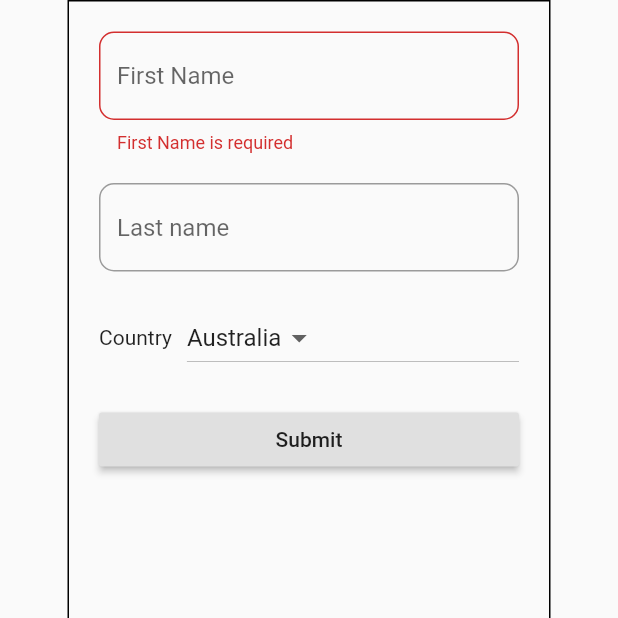
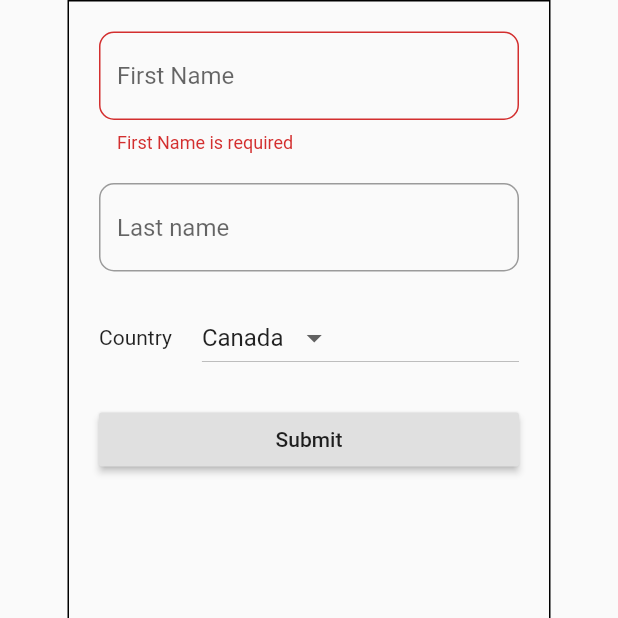
Before and after one commit to qu0cquyen/demo_features, a Flutter app: the screen it shows after launch, after a tap on "Submit", on a phone screen of 412 x 824 dp, the top half of it. Run offline on Flutter 3.47's test engine with Material 2 defaults, Android fonts, the phone set to English and light mode, and no system bars; our stand-ins replace geolocator.

Commit message:
DropdownMenu features testing

```diff
--- a/lib/model/components.dart
+++ b/lib/model/components.dart
@@ -1,6 +1,7 @@
 class GeneralWidget{
-  final String type;
-  final String label;
+  String type;
+  String label;
+  bool isRequired;
 
-  GeneralWidget(this.type, this.label);
+  GeneralWidget(this.type, this.label, this.isRequired);
 }
--- /dev/null
+++ b/lib/model/dropdown_component.dart
@@ -0,0 +1,55 @@
+import 'package:demo_features/model/components.dart';
+import 'package:flutter/material.dart';
+
+class DropDownComponent extends GeneralWidget{
+  Map<String, String> _dropDownData = {};
+
+  Map<String, String> _selectedData = {};
+
+  DropDownComponent(String type, String label, bool isRequired, this._dropDownData): super(type, label, isRequired){
+    this._selectedData = {_dropDownData.keys.first: _dropDownData.values.first};
+  }
+
+  Map<String, String> get getDropDownData => this._dropDownData;
+
+  Map<String, String> get getSelectedData => this._selectedData;
+
+  Widget buildWidget(){
+    return(
+      Container(
+        width: 300,
+        padding: const EdgeInsets.all(10),
+        child: Row(
+          mainAxisAlignment: MainAxisAlignment.spaceEvenly,
+          children: <Widget>[
+            Expanded(
+              flex: 0,
+              child: Text(label),
+            ),
+
+            SizedBox(width: 20,),
+
+            Expanded(
+              flex: 1,
+              child: DropdownButton<String>(
+                value: "CAD",//this._selectedData.keys.first,
+                items: this._dropDownData.keys.map<DropdownMenuItem<String>>((key){
+                  return new DropdownMenuItem<String>(
+                    value: key, //this._dropDownData.keys.firstWhere((key) => this._dropDownData[key] == value),
+                    child: Text(this._dropDownData[key]),
+                  );
+                }).toList(),
+                onChanged: (newValue){
+                  this._selectedData = {newValue : this._dropDownData[newValue]};
+
+                  print(_selectedData.keys.first);
+                  //this._selectedData.update(this._dropDownData, (value) => newValue);
+                },
+              ),
+            ),
+          ],
+        ),
+      )
+    );
+  }
+}
--- a/lib/model/text_component.dart
+++ b/lib/model/text_component.dart
@@ -2,16 +2,11 @@ import 'package:demo_features/model/components.dart';
 import 'package:flutter/material.dart';
 
 class TextBoxComponent extends GeneralWidget{
-
-  static List<Map> lstTextBox = [];
-
   static Map<String, String> boxValue = {};
 
-  Map textBoxValue = {};
-  final bool isRequired;
   final TextEditingController _controller = new TextEditingController();
 
-  TextBoxComponent(String type, String label, this.isRequired) : super(type, label);
+  TextBoxComponent(String type, String label, bool isRequired) : super(type, label, isRequired);
 
   void _checkExistingElement(Map mapBox, String label, String value){
     if(mapBox.containsKey(label)){
--- a/lib/ui/form_page.dart
+++ b/lib/ui/form_page.dart
@@ -1,3 +1,4 @@
+import 'package:demo_features/model/dropdown_component.dart';
 import 'package:demo_features/model/text_component.dart';
 import 'package:flutter/material.dart';
 
@@ -32,78 +33,62 @@ class _FormPageState extends State<FormPage>{
       "dropdownData": {"AUS": "Australia", "CAD": "Canada", "USA": "America"},
       "required": false,
     },
-    {
-      "type": "submit",
-      "label": "Submit",
-    },
   ];
 
 
   List<Widget> _widgetTranslation(List<Map> data){
     List<Widget> lstWidget = [];
     TextBoxComponent textBox;
+    DropDownComponent dropDown;
 
     for(Map m in data){
       if(m["type"] == "text"){
         textBox = new TextBoxComponent(m["type"], m["label"], m["required"]);
         lstWidget.add(textBox.buildWidget());
-
-        // lstWidget.add(Container(
-        //   width: 300,
-        //   padding: const EdgeInsets.all(10),
-        //   child: TextFormField(
-        //     decoration: InputDecoration(
-        //       hintText: m["label"],
-        //       border: OutlineInputBorder(
-        //         borderRadius: BorderRadius.circular(10),
-        //       ),
-        //     ),
-        //     validator: m["required"]? (value){
-        //       if(value.isEmpty){
-        //         return m["label"] + " is Empty";
-        //       }
-        //       return null;
-        //     } : null,
-        //   ),
-        // ));
       }
 
       if(m["type"] == "dropdown"){
+        dropDown = new DropDownComponent(m["type"], m["label"], m["required"], m["dropdownData"]);
+        lstWidget.add(dropDown.buildWidget());
+
+
+
+
         //print(m["dropdownData"].values);
-        lstWidget.add(
-          Container(
-            width: 300,
-            padding: const EdgeInsets.all(10),
-            child: Row(
-              mainAxisAlignment: MainAxisAlignment.spaceEvenly,
-              children: <Widget>[
-                Expanded(
-                  flex: 0,
-                  child: Text(m["label"]),
-                ),
+        // lstWidget.add(
+        //   Container(
+        //     width: 300,
+        //     padding: const EdgeInsets.all(10),
+        //     child: Row(
+        //       mainAxisAlignment: MainAxisAlignment.spaceEvenly,
+        //       children: <Widget>[
+        //         Expanded(
+        //           flex: 0,
+        //           child: Text(m["label"]),
+        //         ),
 
-                SizedBox(width: 10,),
+        //         SizedBox(width: 10,),
 
-                Expanded(
-                  flex: 1,
-                  child: DropdownButton<String>(
-                    value: m["dropdownData"].values.first,
-                    items: m["dropdownData"].values.map<DropdownMenuItem<String>>((value){
-                      return new DropdownMenuItem<String>(
-                        value: value,
-                        child: Text(value),
-                      );
-                    }).toList(),
-                    onChanged: (_){},
-                  ),
-                ),
-              ],
-            ),
-          ),
-        );
+        //         Expanded(
+        //           flex: 1,
+        //           child: DropdownButton<String>(
+        //             value: m["dropdownData"].values.first,
+        //             items: m["dropdownData"].values.map<DropdownMenuItem<String>>((value){
+        //               return new DropdownMenuItem<String>(
+        //                 value: value,
+        //                 child: Text(value),
+        //               );
+        //             }).toList(),
+        //             onChanged: (_){},
+        //           ),
+        //         ),
+        //       ],
+        //     ),
+        //   ),
+        // );
       }
 
-      if(m["type"] == "submit"){
+    }
     lstWidget.add(
       Container(
         width: 300,
@@ -115,12 +100,10 @@ class _FormPageState extends State<FormPage>{
               print(textBox.getTextBox);
             }
           },
-              child: Text(m["label"]),
+          child: Text("Submit"),
         ),
       ),
     );
-      }
-    }
     return lstWidget;
   }
 
```
Lines whose indentation alone changed are shown as unchanged.
